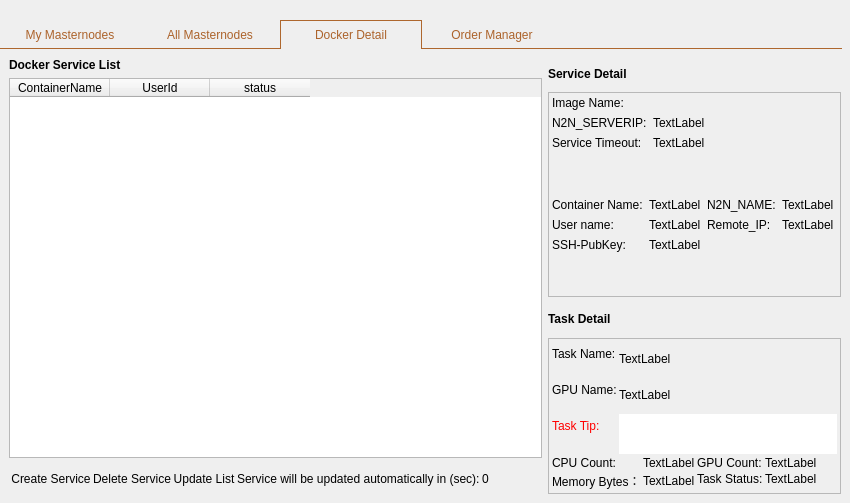
First picture: the form in src/qt/forms/masternodelist.ui, repository MassGrid/MassGrid, before the edit.
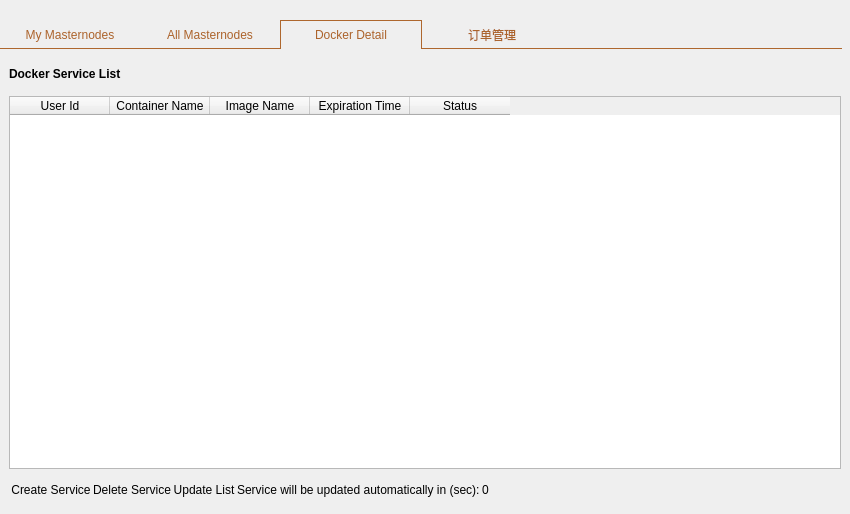
Second picture: the form after the edit. The open tabs and pages were chosen to show the change.

Commit message: update order manager data

The edit to the form file:
```diff
--- a/src/qt/forms/masternodelist.ui
+++ b/src/qt/forms/masternodelist.ui
@@ -7,7 +7,7 @@
     <x>0</x>
     <y>0</y>
     <width>850</width>
-    <height>503</height>
+    <height>514</height>
    </rect>
   </property>
   <property name="windowTitle">
@@ -387,33 +387,87 @@
             <number>0</number>
            </property>
            <item>
-            <widget class="QLabel" name="label">
-             <property name="font">
-              <font>
-               <weight>75</weight>
-               <bold>true</bold>
-              </font>
+            <layout class="QHBoxLayout" name="horizontalLayout_6">
+             <property name="leftMargin">
+              <number>0</number>
              </property>
-             <property name="text">
-              <string>Docker Service List</string>
+             <property name="topMargin">
+              <number>0</number>
              </property>
-            </widget>
+             <item>
+              <widget class="QLabel" name="label">
+               <property name="font">
+                <font>
+                 <weight>75</weight>
+                 <bold>true</bold>
+                </font>
+               </property>
+               <property name="text">
+                <string>Docker Service List</string>
+               </property>
+              </widget>
+             </item>
+             <item>
+              <spacer name="horizontalSpacer_2">
+               <property name="orientation">
+                <enum>Qt::Horizontal</enum>
+               </property>
+               <property name="sizeHint" stdset="0">
+                <size>
+                 <width>40</width>
+                 <height>20</height>
+                </size>
+               </property>
+              </spacer>
+             </item>
+             <item>
+              <widget class="QFrame" name="frame_2">
+               <property name="minimumSize">
+                <size>
+                 <width>120</width>
+                 <height>32</height>
+                </size>
+               </property>
+               <property name="styleSheet">
+                <string notr="true">QFrame{
+border:hidden;
+}</string>
+               </property>
+               <property name="frameShape">
+                <enum>QFrame::StyledPanel</enum>
+               </property>
+               <property name="frameShadow">
+                <enum>QFrame::Raised</enum>
+               </property>
+              </widget>
+             </item>
+            </layout>
            </item>
            <item>
             <widget class="QTableWidget" name="serviceTableWidget">
              <column>
               <property name="text">
-               <string>ContainerName</string>
+               <string>User Id</string>
               </property>
              </column>
              <column>
               <property name="text">
-               <string>UserId</string>
+               <string>Container Name</string>
               </property>
              </column>
              <column>
               <property name="text">
-               <string>status</string>
+               <string>Image Name</string>
+              </property>
+             </column>
+             <column>
+              <property name="text">
+               <string>Expiration Time</string>
+              </property>
+             </column>
+             <column>
+              <property name="text">
+               <string>Status</string>
               </property>
              </column>
             </widget>
@@ -517,520 +571,11 @@
            </item>
           </layout>
          </item>
-         <item>
-          <layout class="QVBoxLayout" name="verticalLayout_8" stretch="5,4">
-           <item>
-            <layout class="QVBoxLayout" name="verticalLayout_6" stretch="1,10">
-             <property name="spacing">
-              <number>2</number>
-             </property>
-             <item>
-              <layout class="QHBoxLayout" name="horizontalLayout_6">
-               <property name="leftMargin">
-                <number>0</number>
-               </property>
-               <property name="topMargin">
-                <number>0</number>
-               </property>
-               <item>
-                <widget class="QLabel" name="label_2">
-                 <property name="font">
-                  <font>
-                   <weight>75</weight>
-                   <bold>true</bold>
-                  </font>
-                 </property>
-                 <property name="text">
-                  <string>Service Detail</string>
-                 </property>
-                </widget>
-               </item>
-               <item>
-                <spacer name="horizontalSpacer_2">
-                 <property name="orientation">
-                  <enum>Qt::Horizontal</enum>
-                 </property>
-                 <property name="sizeHint" stdset="0">
-                  <size>
-                   <width>40</width>
-                   <height>20</height>
-                  </size>
-                 </property>
-                </spacer>
-               </item>
-               <item>
-                <widget class="QFrame" name="frame_2">
-                 <property name="minimumSize">
-                  <size>
-                   <width>120</width>
-                   <height>32</height>
-                  </size>
-                 </property>
-                 <property name="styleSheet">
-                  <string notr="true">QFrame{
-border:hidden;
-}</string>
-                 </property>
-                 <property name="frameShape">
-                  <enum>QFrame::StyledPanel</enum>
-                 </property>
-                 <property name="frameShadow">
-                  <enum>QFrame::Raised</enum>
-                 </property>
-                </widget>
-               </item>
-              </layout>
-             </item>
-             <item>
-              <widget class="QFrame" name="frame_3">
-               <property name="minimumSize">
-                <size>
-                 <width>0</width>
-                 <height>50</height>
-                </size>
-               </property>
-               <property name="frameShape">
-                <enum>QFrame::StyledPanel</enum>
-               </property>
-               <property name="frameShadow">
-                <enum>QFrame::Raised</enum>
-               </property>
-               <layout class="QVBoxLayout" name="verticalLayout_4">
-                <property name="leftMargin">
-                 <number>3</number>
-                </property>
-                <property name="topMargin">
-                 <number>3</number>
-                </property>
-                <property name="rightMargin">
-                 <number>3</number>
-                </property>
-                <property name="bottomMargin">
-                 <number>3</number>
-                </property>
-                <item>
-                 <layout class="QFormLayout" name="formLayout_6">
-                  <property name="labelAlignment">
-                   <set>Qt::AlignLeading|Qt::AlignLeft|Qt::AlignVCenter</set>
-                  </property>
-                  <property name="formAlignment">
-                   <set>Qt::AlignLeading|Qt::AlignLeft|Qt::AlignTop</set>
-                  </property>
-                  <item row="0" column="0">
-                   <widget class="QLabel" name="label_6">
-                    <property name="sizePolicy">
-                     <sizepolicy hsizetype="Minimum" vsizetype="Preferred">
-                      <horstretch>0</horstretch>
-                      <verstretch>0</verstretch>
-                     </sizepolicy>
-                    </property>
-                    <property name="text">
-                     <string>Image Name:</string>
-                    </property>
-                   </widget>
-                  </item>
-                  <item row="0" column="1">
-                   <widget class="QLabel" name="label_image">
-                    <property name="sizePolicy">
-                     <sizepolicy hsizetype="MinimumExpanding" vsizetype="Preferred">
-                      <horstretch>0</horstretch>
-                      <verstretch>0</verstretch>
-                     </sizepolicy>
-                    </property>
-                    <property name="text">
-                     <string/>
-                    </property>
-                   </widget>
-                  </item>
-                  <item row="1" column="0">
-                   <widget class="QLabel" name="label_9">
-                    <property name="text">
-                     <string>N2N_SERVERIP:</string>
-                    </property>
-                   </widget>
-                  </item>
-                  <item row="1" column="1">
-                   <widget class="QLabel" name="label_n2n_serverip">
-                    <property name="sizePolicy">
-                     <sizepolicy hsizetype="MinimumExpanding" vsizetype="Preferred">
-                      <horstretch>0</horstretch>
-                      <verstretch>0</verstretch>
-                     </sizepolicy>
-                    </property>
-                    <property name="text">
-                     <string>TextLabel</string>
-                    </property>
-                   </widget>
-                  </item>
-                  <item row="2" column="0">
-                   <widget class="QLabel" name="label_18">
-                    <property name="text">
-                     <string>Service Timeout:</string>
-                    </property>
-                   </widget>
-                  </item>
-                  <item row="2" column="1">
-                   <widget class="QLabel" name="label_serviceTimeout">
-                    <property name="sizePolicy">
-                     <sizepolicy hsizetype="Expanding" vsizetype="Preferred">
-                      <horstretch>0</horstretch>
-                      <verstretch>0</verstretch>
-                     </sizepolicy>
-                    </property>
-                    <property name="text">
-                     <string>TextLabel</string>
-                    </property>
-                   </widget>
-                  </item>
-                 </layout>
-                </item>
-                <item>
-                 <layout class="QHBoxLayout" name="horizontalLayout">
-                  <item>
-                   <layout class="QFormLayout" name="formLayout">
-                    <property name="labelAlignment">
-                     <set>Qt::AlignLeading|Qt::AlignLeft|Qt::AlignVCenter</set>
-                    </property>
-                    <property name="formAlignment">
-                     <set>Qt::AlignLeading|Qt::AlignLeft|Qt::AlignTop</set>
-                    </property>
-                    <property name="topMargin">
-                     <number>0</number>
-                    </property>
-                    <item row="0" column="0">
-                     <widget class="QLabel" name="label_4">
-                      <property name="text">
-                       <string>Container Name:</string>
-                      </property>
-                     </widget>
-                    </item>
-                    <item row="0" column="1">
-                     <widget class="QLabel" name="label_name">
-                      <property name="text">
-                       <string>TextLabel</string>
-                      </property>
-                     </widget>
-                    </item>
-                    <item row="1" column="0">
-                     <widget class="QLabel" name="label_8">
-                      <property name="text">
-                       <string>User name:</string>
-                      </property>
-                     </widget>
-                    </item>
-                    <item row="1" column="1">
-                     <widget class="QLabel" name="label_user">
-                      <property name="text">
-                       <string>TextLabel</string>
-                      </property>
-                     </widget>
-                    </item>
-                    <item row="2" column="0">
-                     <widget class="QLabel" name="label_7">
-                      <property name="text">
-                       <string>SSH-PubKey:</string>
-                      </property>
-                     </widget>
-                    </item>
-                    <item row="2" column="1">
-                     <widget class="QLabel" name="label_ssh_pubkey">
-                      <property name="text">
-                       <string>TextLabel</string>
-                      </property>
-                     </widget>
-                    </item>
-                   </layout>
-                  </item>
-                  <item>
-                   <layout class="QFormLayout" name="formLayout_2">
-                    <property name="labelAlignment">
-                     <set>Qt::AlignLeading|Qt::AlignLeft|Qt::AlignVCenter</set>
-                    </property>
-                    <property name="formAlignment">
-                     <set>Qt::AlignLeading|Qt::AlignLeft|Qt::AlignTop</set>
-                    </property>
-                    <property name="topMargin">
-                     <number>0</number>
-                    </property>
-                    <item row="0" column="0">
-                     <widget class="QLabel" name="label_5">
-                      <property name="text">
-                       <string>N2N_NAME:</string>
-                      </property>
-                     </widget>
-                    </item>
-                    <item row="0" column="1">
-                     <widget class="QLabel" name="label_n2n_name">
-                      <property name="text">
-                       <string>TextLabel</string>
-                      </property>
-                     </widget>
-                    </item>
-                    <item row="1" column="0">
-                     <widget class="QLabel" name="label_14">
-                      <property name="text">
-                       <string>Remote_IP:</string>
-                      </property>
-                     </widget>
-                    </item>
-                    <item row="1" column="1">
-                     <widget class="QLabel" name="label_n2n_localip">
-                      <property name="maximumSize">
-                       <size>
-                        <width>150</width>
-                        <height>16777215</height>
-                       </size>
-                      </property>
-                      <property name="text">
-                       <string>TextLabel</string>
-                      </property>
-                     </widget>
-                    </item>
-                   </layout>
-                  </item>
-                 </layout>
-                </item>
-               </layout>
-              </widget>
-             </item>
-            </layout>
-           </item>
-           <item>
-            <layout class="QVBoxLayout" name="verticalLayout_7" stretch="1,10">
-             <property name="spacing">
-              <number>3</number>
-             </property>
-             <item>
-              <widget class="QLabel" name="label_3">
-               <property name="minimumSize">
-                <size>
-                 <width>0</width>
-                 <height>32</height>
-                </size>
-               </property>
-               <property name="font">
-                <font>
-                 <weight>75</weight>
-                 <bold>true</bold>
-                </font>
-               </property>
-               <property name="text">
-                <string>Task Detail</string>
-               </property>
-              </widget>
-             </item>
-             <item>
-              <widget class="QFrame" name="frame">
-               <property name="frameShape">
-                <enum>QFrame::StyledPanel</enum>
-               </property>
-               <property name="frameShadow">
-                <enum>QFrame::Raised</enum>
-               </property>
-               <layout class="QVBoxLayout" name="verticalLayout_5">
-                <property name="spacing">
-                 <number>2</number>
-                </property>
-                <property name="leftMargin">
-                 <number>3</number>
-                </property>
-                <property name="topMargin">
-                 <number>3</number>
-                </property>
-                <property name="rightMargin">
-                 <number>3</number>
-                </property>
-                <property name="bottomMargin">
-                 <number>3</number>
-                </property>
-                <item>
-                 <layout class="QFormLayout" name="formLayout_8">
-                  <property name="labelAlignment">
-                   <set>Qt::AlignLeading|Qt::AlignLeft|Qt::AlignVCenter</set>
-                  </property>
-                  <property name="formAlignment">
-                   <set>Qt::AlignLeading|Qt::AlignLeft|Qt::AlignTop</set>
-                  </property>
-                  <property name="horizontalSpacing">
-                   <number>-1</number>
-                  </property>
-                  <property name="verticalSpacing">
-                   <number>2</number>
-                  </property>
-                  <item row="0" column="0">
-                   <widget class="QLabel" name="label_10">
-                    <property name="text">
-                     <string>Task Name:</string>
-                    </property>
-                   </widget>
-                  </item>
-                  <item row="0" column="1">
-                   <widget class="QLabel" name="label_taskName">
-                    <property name="sizePolicy">
-                     <sizepolicy hsizetype="Expanding" vsizetype="Preferred">
-                      <horstretch>0</horstretch>
-                      <verstretch>0</verstretch>
-                     </sizepolicy>
-                    </property>
-                    <property name="text">
-                     <string>TextLabel</string>
-                    </property>
-                   </widget>
-                  </item>
-                  <item row="1" column="0">
-                   <widget class="QLabel" name="label_13">
-                    <property name="text">
-                     <string>GPU Name:</string>
-                    </property>
-                   </widget>
-                  </item>
-                  <item row="1" column="1">
-                   <widget class="QLabel" name="label_GPUName">
-                    <property name="sizePolicy">
-                     <sizepolicy hsizetype="Expanding" vsizetype="Preferred">
-                      <horstretch>0</horstretch>
-                      <verstretch>0</verstretch>
-                     </sizepolicy>
-                    </property>
-                    <property name="text">
-                     <string>TextLabel</string>
-                    </property>
-                   </widget>
-                  </item>
-                  <item row="2" column="1">
-                   <widget class="QTextEdit" name="textEdit_taskErr">
-                    <property name="maximumSize">
-                     <size>
-                      <width>16777215</width>
-                      <height>40</height>
-                     </size>
-                    </property>
-                    <property name="styleSheet">
-                     <string notr="true">background-color:&quot;transparent&quot;;
-border:hidden;
-color:red;</string>
-                    </property>
-                    <property name="readOnly">
-                     <bool>true</bool>
-                    </property>
-                   </widget>
-                  </item>
-                  <item row="2" column="0">
-                   <widget class="QLabel" name="label_17">
-                    <property name="styleSheet">
-                     <string notr="true">color:red;</string>
-                    </property>
-                    <property name="text">
-                     <string>Task Tip:</string>
-                    </property>
-                   </widget>
-                  </item>
-                 </layout>
-                </item>
-                <item>
-                 <layout class="QHBoxLayout" name="horizontalLayout_2">
-                  <item>
-                   <layout class="QFormLayout" name="formLayout_3">
-                    <property name="labelAlignment">
-                     <set>Qt::AlignLeading|Qt::AlignLeft|Qt::AlignVCenter</set>
-                    </property>
-                    <property name="formAlignment">
-                     <set>Qt::AlignLeading|Qt::AlignLeft|Qt::AlignTop</set>
-                    </property>
-                    <property name="verticalSpacing">
-                     <number>2</number>
-                    </property>
-                    <property name="topMargin">
-                     <number>0</number>
-                    </property>
-                    <item row="0" column="0">
-                     <widget class="QLabel" name="label_11">
-                      <property name="text">
-                       <string>CPU Count:</string>
-                      </property>
-                     </widget>
-                    </item>
-                    <item row="0" column="1">
-                     <widget class="QLabel" name="label_cpuCount">
-                      <property name="text">
-                       <string>TextLabel</string>
-                      </property>
-                     </widget>
-                    </item>
-                    <item row="1" column="0">
-                     <widget class="QLabel" name="label_12">
-                      <property name="text">
-                       <string>Memory Bytes：</string>
-                      </property>
-                     </widget>
-                    </item>
-                    <item row="1" column="1">
-                     <widget class="QLabel" name="label_memoryBytes">
-                      <property name="text">
-                       <string>TextLabel</string>
-                      </property>
-                     </widget>
-                    </item>
-                   </layout>
-                  </item>
-                  <item>
-                   <layout class="QFormLayout" name="formLayout_4">
-                    <property name="labelAlignment">
-                     <set>Qt::AlignLeading|Qt::AlignLeft|Qt::AlignVCenter</set>
-                    </property>
-                    <property name="formAlignment">
-                     <set>Qt::AlignLeading|Qt::AlignLeft|Qt::AlignTop</set>
-                    </property>
-                    <property name="verticalSpacing">
-                     <number>2</number>
-                    </property>
-                    <property name="topMargin">
-                     <number>0</number>
-                    </property>
-                    <item row="0" column="0">
-                     <widget class="QLabel" name="label_15">
-                      <property name="text">
-                       <string>GPU Count:</string>
-                      </property>
-                     </widget>
-                    </item>
-                    <item row="0" column="1">
-                     <widget class="QLabel" name="label_GPUCount">
-                      <property name="text">
-                       <string>TextLabel</string>
-                      </property>
-                     </widget>
-                    </item>
-                    <item row="1" column="0">
-                     <widget class="QLabel" name="label_16">
-                      <property name="text">
-                       <string>Task Status:</string>
-                      </property>
-                     </widget>
-                    </item>
-                    <item row="1" column="1">
-                     <widget class="QLabel" name="label_taskStatus">
-                      <property name="text">
-                       <string>TextLabel</string>
-                      </property>
-                     </widget>
-                    </item>
-                   </layout>
-                  </item>
-                 </layout>
-                </item>
-               </layout>
-              </widget>
-             </item>
-            </layout>
-           </item>
-          </layout>
-         </item>
         </layout>
        </widget>
        <widget class="QWidget" name="tab">
         <attribute name="title">
-         <string>Order Manager</string>
+         <string>订单管理</string>
         </attribute>
         <layout class="QVBoxLayout" name="verticalLayout_9">
          <property name="spacing">
@@ -1050,6 +595,63 @@
            <property name="frameShadow">
             <enum>QFrame::Raised</enum>
            </property>
+           <layout class="QHBoxLayout" name="horizontalLayout">
+            <property name="leftMargin">
+             <number>0</number>
+            </property>
+            <property name="topMargin">
+             <number>0</number>
+            </property>
+            <property name="rightMargin">
+             <number>0</number>
+            </property>
+            <property name="bottomMargin">
+             <number>0</number>
+            </property>
+            <item>
+             <spacer name="horizontalSpacer_4">
+              <property name="orientation">
+               <enum>Qt::Horizontal</enum>
+              </property>
+              <property name="sizeHint" stdset="0">
+               <size>
+                <width>352</width>
+                <height>20</height>
+               </size>
+              </property>
+             </spacer>
+            </item>
+            <item>
+             <widget class="QLineEdit" name="lineEdit">
+              <property name="styleSheet">
+               <string notr="true">QLineEdit{
+height:28;
+border:1px solid rgb(239, 169, 4);;
+}</string>
+              </property>
+              <property name="placeholderText">
+               <string>输入tixd或者容器名</string>
+              </property>
+             </widget>
+            </item>
+            <item>
+             <widget class="QPushButton" name="pushButton">
+              <property name="styleSheet">
+               <string notr="true">QPushButton#pushButton{
+width:80;
+height:28;
+background-color: rgb(239, 169, 4);
+color: rgb(255, 255, 255);
+border:hidden;
+border-radius:2px;
+}</string>
+              </property>
+              <property name="text">
+               <string>搜索</string>
+              </property>
+             </widget>
+            </item>
+           </layout>
           </widget>
          </item>
          <item>
```
Left out of the diff: 26 changed lines with no effect on the pictures. The commit also changes 25 other files.
